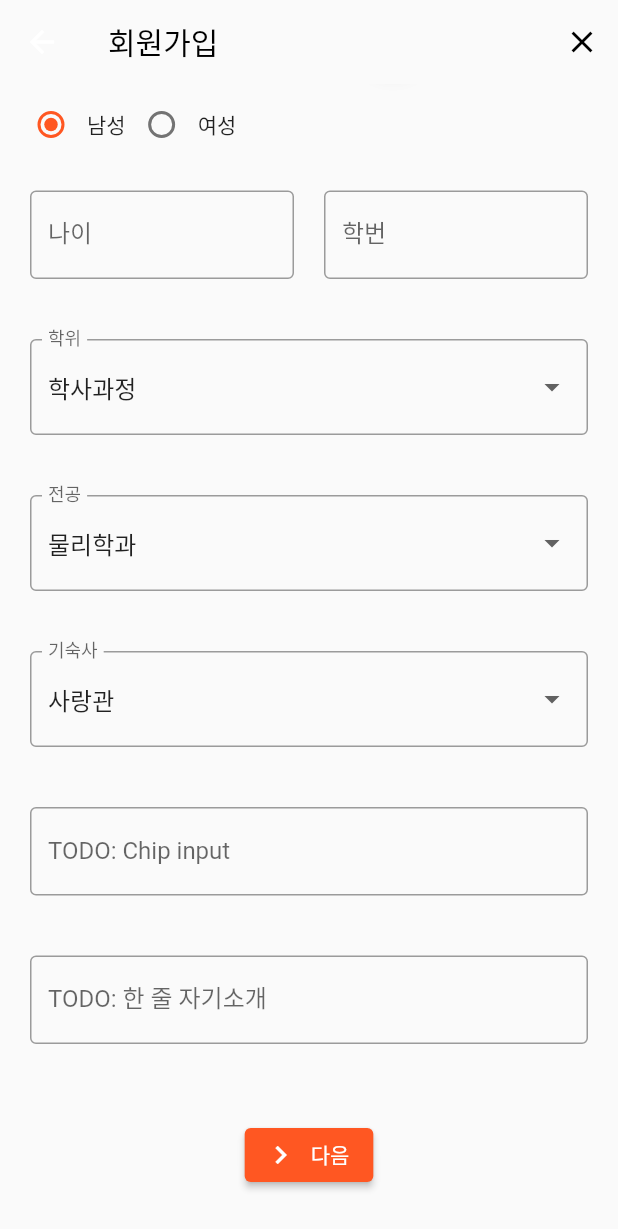
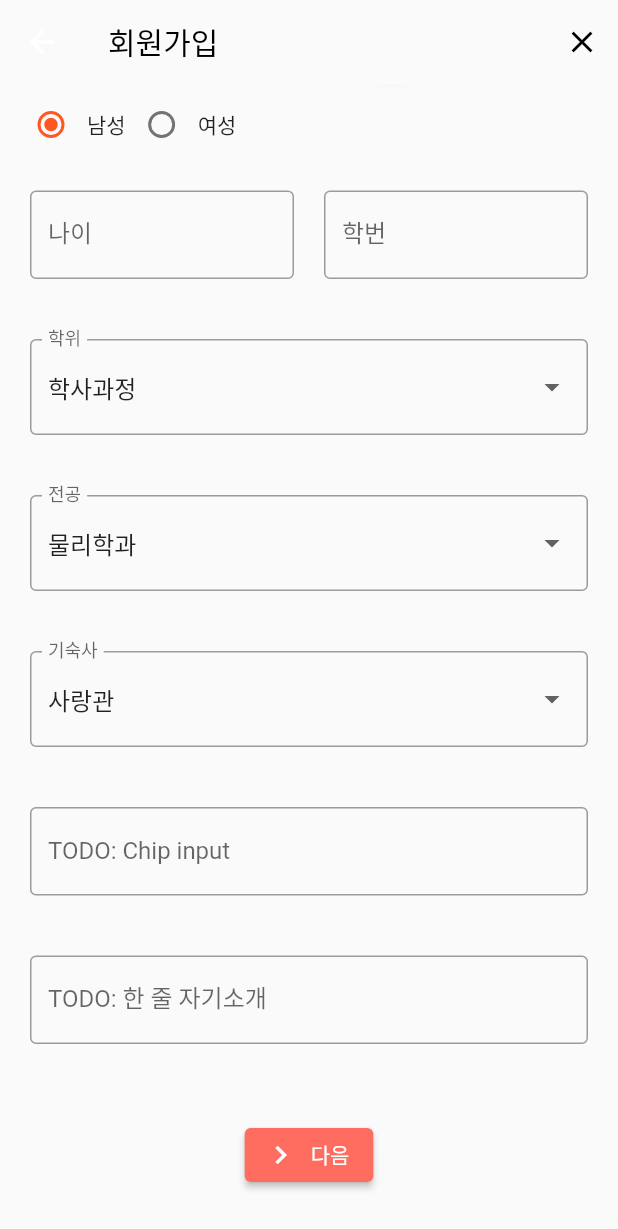
Before and after one commit to Yenu-Project/kai-friends-app, a Flutter app: the RegisterMyInfoPage screen opened directly, scrolled down 208 dp, on a phone screen of 412 x 824 dp. Shown: the top 1229 px of the screen. Run offline on Flutter 3.47's test engine with Material 2 defaults, Android fonts, the phone set to English and light mode, and no system bars.

Commit message:
refactor(widget): seperate main button icon, change main button file name and parameter

```diff
--- a/lib/screens/register/register_myinfo.dart
+++ b/lib/screens/register/register_myinfo.dart
@@ -1,4 +1,5 @@
 import 'package:flutter/material.dart';
+import 'package:kai_friends_app/widgets/main_button.dart';
 import 'package:kai_friends_app/widgets/top_app_bar.dart';
 
 enum Gender { man, woman }
@@ -132,11 +133,8 @@ class RegisterMyInfoPage extends StatelessWidget {
                 const SizedBox(
                   height: 30,
                 ),
-                ElevatedButton.icon(
-                  onPressed: () => {},
-                  icon: const Icon(Icons.navigate_next),
-                  label: const Text("다음"),
-                ),
+                MainButtonIcon(
+                    name: "다음", icon: Icons.navigate_next, f: () => {}),
                 const SizedBox(
                   height: 30,
                 ),
--- /dev/null
+++ b/lib/widgets/main_button.dart
@@ -0,0 +1,42 @@
+import 'package:flutter/material.dart';
+
+class MainButton extends StatelessWidget {
+  final String _name;
+  final void Function() _f;
+
+  //TODO: 색깔 변수화 - 우선 primary color 안따라가게 색 지정
+
+  const MainButton({required name, required f, Key? key}) : _name = name, _f = f, super(key: key);
+
+  @override
+  Widget build(BuildContext context) {
+    return ElevatedButton(
+      onPressed: _f,
+      child: Text(_name),
+      style: ElevatedButton.styleFrom(primary: const Color(0xFFFF6C60)),
+    );
+  }
+}
+
+class MainButtonIcon extends StatelessWidget {
+  final String _name;
+  final void Function() _f;
+  final IconData _icon;
+
+  const MainButtonIcon({required name, required icon, required f, Key? key})
+      : _name = name,
+        _icon = icon,
+        _f = f,
+        super(key: key);
+
+  @override
+  Widget build(BuildContext context) {
+    // TODO: implement build
+    return ElevatedButton.icon(
+      onPressed: _f,
+      icon: Icon(_icon),
+      label: Text(_name),
+      style: ElevatedButton.styleFrom(primary: const Color(0xFFFF6C60)),
+    );
+  }
+}
```
Also changed, not shown: lib/widgets/MainButton.dart (deleted, +0 -23 lines).
